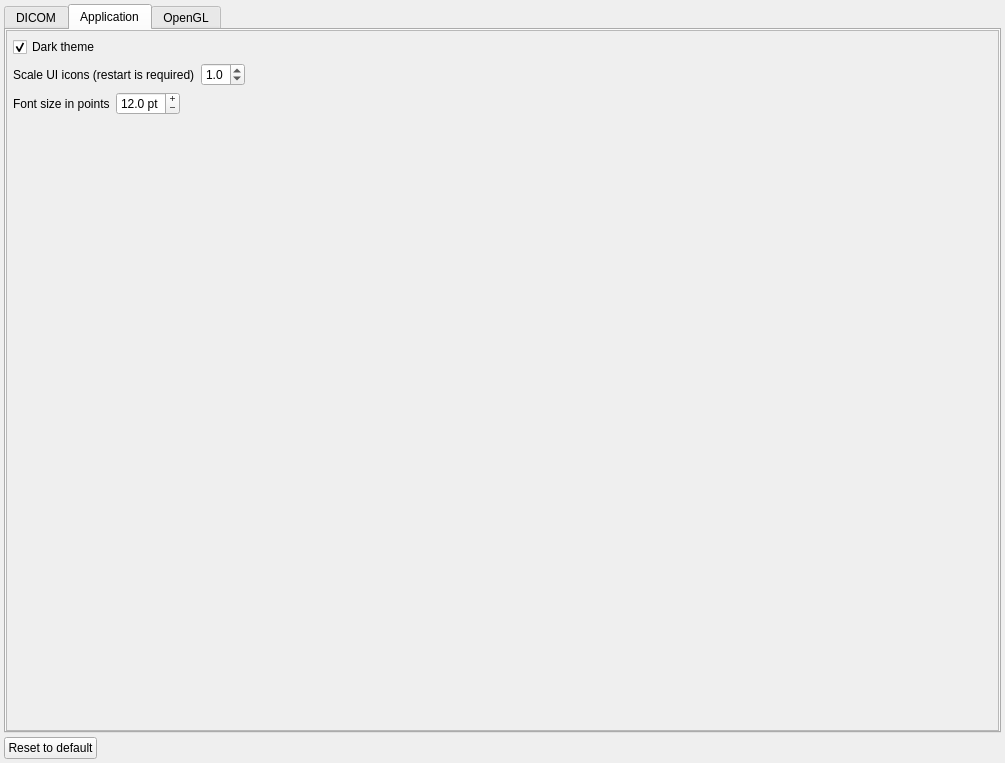
Qt form alizams/GUI/settingswidget.ui (AlizaMedicalImaging/AlizaMS) before a commit.
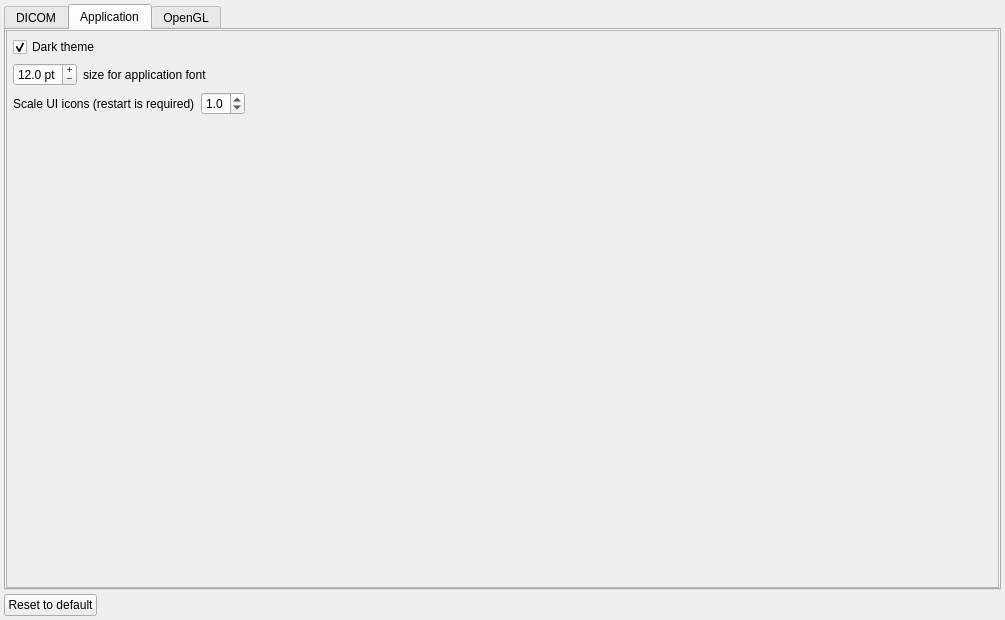
The same form after that commit. The open tabs and pages were chosen to show the change.

```diff
--- a/alizams/GUI/settingswidget.ui
+++ b/alizams/GUI/settingswidget.ui
@@ -7,7 +7,7 @@
     <x>0</x>
     <y>0</y>
     <width>1005</width>
-    <height>763</height>
+    <height>620</height>
    </rect>
   </property>
   <property name="windowTitle">
@@ -250,70 +250,8 @@
              </property>
             </widget>
            </item>
-           <item>
-            <layout class="QHBoxLayout" name="horizontalLayout_2">
-             <item>
-              <widget class="QLabel" name="si_label">
-               <property name="text">
-                <string>Scale UI icons (restart is required)</string>
-               </property>
-               <property name="textFormat">
-                <enum>Qt::PlainText</enum>
-               </property>
-              </widget>
-             </item>
-             <item>
-              <widget class="QDoubleSpinBox" name="si_doubleSpinBox">
-               <property name="sizePolicy">
-                <sizepolicy hsizetype="Preferred" vsizetype="Fixed">
-                 <horstretch>0</horstretch>
-                 <verstretch>0</verstretch>
-                </sizepolicy>
-               </property>
-               <property name="decimals">
-                <number>1</number>
-               </property>
-               <property name="minimum">
-                <double>0.500000000000000</double>
-               </property>
-               <property name="maximum">
-                <double>5.000000000000000</double>
-               </property>
-               <property name="singleStep">
-                <double>0.500000000000000</double>
-               </property>
-               <property name="value">
-                <double>1.000000000000000</double>
-               </property>
-              </widget>
-             </item>
-             <item>
-              <spacer name="horizontalSpacer">
-               <property name="orientation">
-                <enum>Qt::Horizontal</enum>
-               </property>
-               <property name="sizeHint" stdset="0">
-                <size>
-                 <width>40</width>
-                 <height>20</height>
-                </size>
-               </property>
-              </spacer>
-             </item>
-            </layout>
-           </item>
            <item>
             <layout class="QHBoxLayout" name="horizontalLayout_8">
-             <item>
-              <widget class="QLabel" name="label">
-               <property name="text">
-                <string>Font size in points</string>
-               </property>
-               <property name="textFormat">
-                <enum>Qt::PlainText</enum>
-               </property>
-              </widget>
-             </item>
              <item>
               <widget class="QDoubleSpinBox" name="pt_doubleSpinBox">
                <property name="enabled">
@@ -341,10 +279,10 @@
                 <number>1</number>
                </property>
                <property name="minimum">
-                <double>1.000000000000000</double>
+                <double>5.000000000000000</double>
                </property>
                <property name="maximum">
-                <double>99.000000000000000</double>
+                <double>50.000000000000000</double>
                </property>
                <property name="singleStep">
                 <double>0.200000000000000</double>
@@ -354,6 +292,16 @@
                </property>
               </widget>
              </item>
+             <item>
+              <widget class="QLabel" name="label">
+               <property name="text">
+                <string>size for application font</string>
+               </property>
+               <property name="textFormat">
+                <enum>Qt::PlainText</enum>
+               </property>
+              </widget>
+             </item>
              <item>
               <spacer name="horizontalSpacer_3">
                <property name="orientation">
@@ -369,6 +317,58 @@
              </item>
             </layout>
            </item>
+           <item>
+            <layout class="QHBoxLayout" name="horizontalLayout_2">
+             <item>
+              <widget class="QLabel" name="si_label">
+               <property name="text">
+                <string>Scale UI icons (restart is required)</string>
+               </property>
+               <property name="textFormat">
+                <enum>Qt::PlainText</enum>
+               </property>
+              </widget>
+             </item>
+             <item>
+              <widget class="QDoubleSpinBox" name="si_doubleSpinBox">
+               <property name="sizePolicy">
+                <sizepolicy hsizetype="Preferred" vsizetype="Fixed">
+                 <horstretch>0</horstretch>
+                 <verstretch>0</verstretch>
+                </sizepolicy>
+               </property>
+               <property name="decimals">
+                <number>1</number>
+               </property>
+               <property name="minimum">
+                <double>0.500000000000000</double>
+               </property>
+               <property name="maximum">
+                <double>5.000000000000000</double>
+               </property>
+               <property name="singleStep">
+                <double>0.500000000000000</double>
+               </property>
+               <property name="value">
+                <double>1.000000000000000</double>
+               </property>
+              </widget>
+             </item>
+             <item>
+              <spacer name="horizontalSpacer">
+               <property name="orientation">
+                <enum>Qt::Horizontal</enum>
+               </property>
+               <property name="sizeHint" stdset="0">
+                <size>
+                 <width>40</width>
+                 <height>20</height>
+                </size>
+               </property>
+              </spacer>
+             </item>
+            </layout>
+           </item>
            <item>
             <spacer name="verticalSpacer">
              <property name="orientation">
```
Left out of the diff: 11 changed lines with no effect on the pictures.
